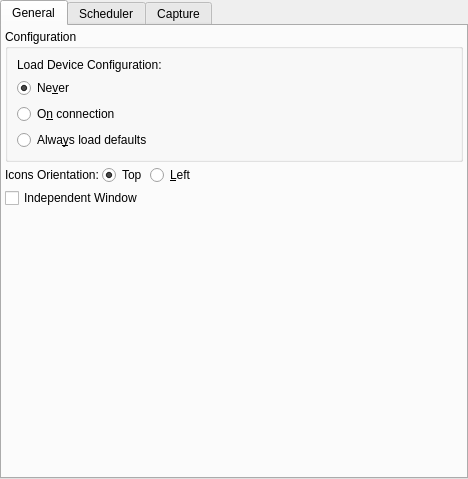
Before: the Qt Designer form kstars-astropi/kstars/ekos/opsekos.ui in Andre87osx/AstroPi-system, drawn with Qt 5.
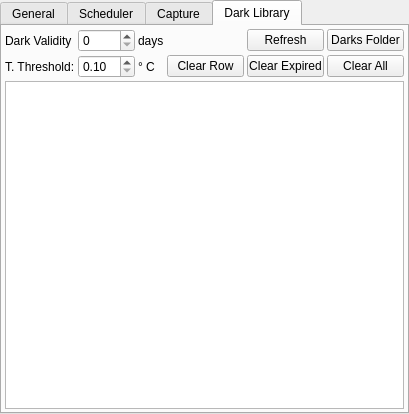
After: the same form once the commit is applied. The open tabs and pages were chosen to show the change. Icons and pictures are not drawn.

Diff of the .ui file:
```diff
--- a/kstars-astropi/kstars/ekos/opsekos.ui
+++ b/kstars-astropi/kstars/ekos/opsekos.ui
@@ -6,8 +6,8 @@
    <rect>
     <x>0</x>
     <y>0</y>
-    <width>468</width>
-    <height>479</height>
+    <width>409</width>
+    <height>414</height>
    </rect>
   </property>
   <property name="windowTitle">
@@ -857,7 +857,175 @@
      </spacer>
     </item>
    </layout>
-  </widget>  
+  </widget>
+  <widget class="QWidget" name="darkLibraryTab">
+   <attribute name="title">
+    <string>Dark Library</string>
+   </attribute>
+   <layout class="QVBoxLayout" name="verticalLayout_5">
+    <property name="spacing">
+     <number>3</number>
+    </property>
+    <property name="leftMargin">
+     <number>3</number>
+    </property>
+    <property name="topMargin">
+     <number>3</number>
+    </property>
+    <property name="rightMargin">
+     <number>3</number>
+    </property>
+    <property name="bottomMargin">
+     <number>3</number>
+    </property>
+    <item>
+     <layout class="QGridLayout" name="gridLayout_3">
+      <item row="2" column="4">
+       <widget class="QPushButton" name="clearRowB">
+        <property name="toolTip">
+         <string>Remove one row from the database and delete the associated dark frame from disk</string>
+        </property>
+        <property name="text">
+         <string>Clear Row</string>
+        </property>
+       </widget>
+      </item>
+      <item row="2" column="0">
+       <widget class="QLabel" name="label_7">
+        <property name="toolTip">
+         <string>Maximum acceptable difference between current and recorded dark frame temperature set point. When the difference exceeds this value, a new dark frame shall be captured for this set point.</string>
+        </property>
+        <property name="text">
+         <string>T. Threshold:</string>
+        </property>
+       </widget>
+      </item>
+      <item row="2" column="6">
+       <widget class="QPushButton" name="clearAllB">
+        <property name="toolTip">
+         <string>Remove all dark frames data and files</string>
+        </property>
+        <property name="text">
+         <string>Clear All</string>
+        </property>
+       </widget>
+      </item>
+      <item row="2" column="2">
+       <widget class="QLabel" name="label_8">
+        <property name="text">
+         <string>° C</string>
+        </property>
+       </widget>
+      </item>
+      <item row="0" column="0">
+       <widget class="QLabel" name="label_6">
+        <property name="toolTip">
+         <string>Reuse dark frames from the dark library for this many days. If exceeded, a new dark frame shall be captured and stored for future use.</string>
+        </property>
+        <property name="text">
+         <string>Dark Validity</string>
+        </property>
+       </widget>
+      </item>
+      <item row="0" column="3">
+       <spacer name="horizontalSpacer_2">
+        <property name="orientation">
+         <enum>Qt::Horizontal</enum>
+        </property>
+        <property name="sizeHint" stdset="0">
+         <size>
+          <width>40</width>
+          <height>20</height>
+         </size>
+        </property>
+       </spacer>
+      </item>
+      <item row="2" column="1">
+       <widget class="QDoubleSpinBox" name="kcfg_MaxDarkTemperatureDiff">
+        <property name="minimum">
+         <double>0.100000000000000</double>
+        </property>
+        <property name="maximum">
+         <double>30.000000000000000</double>
+        </property>
+        <property name="singleStep">
+         <double>0.100000000000000</double>
+        </property>
+        <property name="value">
+         <double>0.100000000000000</double>
+        </property>
+       </widget>
+      </item>
+      <item row="0" column="6">
+       <widget class="QPushButton" name="openDarksFolderB">
+        <property name="toolTip">
+         <string>Open folder where dark frames are stored</string>
+        </property>
+        <property name="text">
+         <string>Darks Folder</string>
+        </property>
+       </widget>
+      </item>
+      <item row="0" column="1">
+       <widget class="QSpinBox" name="kcfg_DarkLibraryDuration">
+        <property name="maximum">
+         <number>365</number>
+        </property>
+        <property name="singleStep">
+         <number>10</number>
+        </property>
+       </widget>
+      </item>
+      <item row="0" column="2">
+       <widget class="QLabel" name="label_10">
+        <property name="text">
+         <string>days</string>
+        </property>
+       </widget>
+      </item>
+      <item row="2" column="5">
+       <widget class="QPushButton" name="clearExpiredB">
+        <property name="text">
+         <string>Clear Expired</string>
+        </property>
+       </widget>
+      </item>
+      <item row="0" column="5">
+       <widget class="QPushButton" name="refreshB">
+        <property name="text">
+         <string>Refresh</string>
+        </property>
+       </widget>
+      </item>
+     </layout>
+    </item>
+    <item>
+     <widget class="QTableView" name="darkTableView">
+      <property name="toolTip">
+       <string>Double click to load dark frame</string>
+      </property>
+      <property name="editTriggers">
+       <set>QAbstractItemView::AllEditTriggers</set>
+      </property>
+      <property name="alternatingRowColors">
+       <bool>true</bool>
+      </property>
+      <property name="selectionMode">
+       <enum>QAbstractItemView::SingleSelection</enum>
+      </property>
+      <property name="selectionBehavior">
+       <enum>QAbstractItemView::SelectRows</enum>
+      </property>
+      <property name="sortingEnabled">
+       <bool>true</bool>
+      </property>
+      <attribute name="horizontalHeaderStretchLastSection">
+       <bool>true</bool>
+      </attribute>
+     </widget>
+    </item>
+   </layout>
+  </widget>
  </widget>
  <resources/>
  <connections/>
```
Left out of the diff: 4 changed lines with no effect on the pictures.
